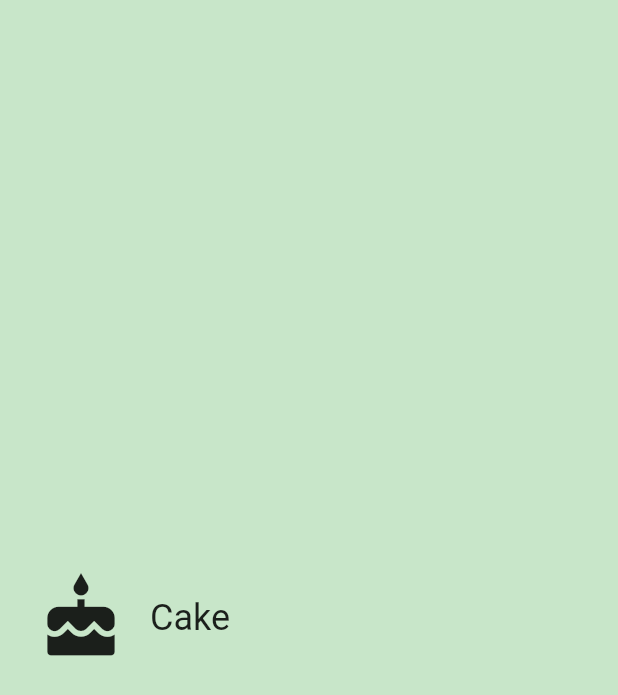
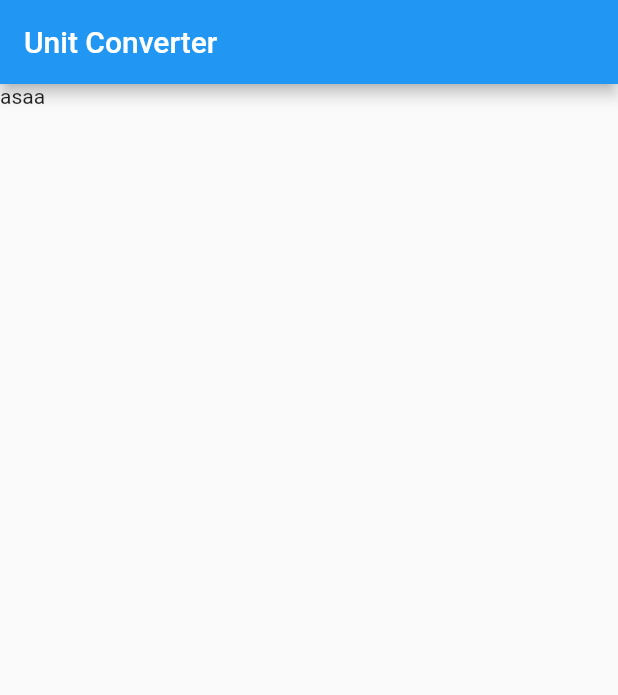
Before and after one commit to A-Hayashi/udacityFlutterTutorial, a Flutter app: the screen it shows after launch, on a phone screen of 412 x 824 dp. Shown: the top 695 px of the screen. Run offline on Flutter 3.47's test engine with Material 2 defaults, Android fonts, the phone set to English and light mode, and no system bars.

Commit message:
途中経過保存

```diff
--- /dev/null
+++ b/15Quiz/lib/category_route.dart
@@ -0,0 +1,42 @@
+import 'package:flutter/material.dart';
+import 'category.dart';
+
+final _backgroundColor = Colors.green[100];
+
+class CategoryRoute extends StatelessWidget {
+  static const _categoryNames = <String>[
+    'Length',
+    'Area',
+    'Volume',
+    'Mass',
+    'Time',
+    'Digital Storage',
+    'Energy',
+    'Currency',
+  ];
+
+  static const _baseColors = <Color>[
+    Colors.teal,
+    Colors.orange,
+    Colors.pinkAccent,
+    Colors.blueAccent,
+    Colors.yellow,
+    Colors.greenAccent,
+    Colors.purpleAccent,
+    Colors.red,
+  ];
+
+  @override
+  Widget build(BuildContext context) {
+    final categories = <MyCategory>[];
+
+    final appBar = AppBar(
+      title: Text('Unit Converter'),
+    );
+
+    return Scaffold(
+      appBar: appBar,
+      body: Text('asaa'),
+    );
+  }
+}
--- a/15Quiz/lib/main.dart
+++ b/15Quiz/lib/main.dart
@@ -1,7 +1,7 @@
 import 'package:flutter/foundation.dart';
 import 'package:flutter/material.dart';
 
-import 'category.dart';
+import 'category_route.dart';
 
 const _categoryName = 'Cake';
 const _categoryIcon = Icons.cake;
@@ -19,15 +19,7 @@ class UnitConverterApp extends StatelessWidget {
     return MaterialApp(
       debugShowCheckedModeBanner: false,
       title: 'Unit Converter',
-      home: Scaffold(
-        backgroundColor: Colors.green[100],
-        body: const Center(
-          child: MyCategory(
-              caterogyName: _categoryName,
-              categoryColor: _categoryColor,
-              categoryIcon: _categoryIcon),
-        ),
-      ),
+      home: CategoryRoute(),
     );
   }
 }
```
